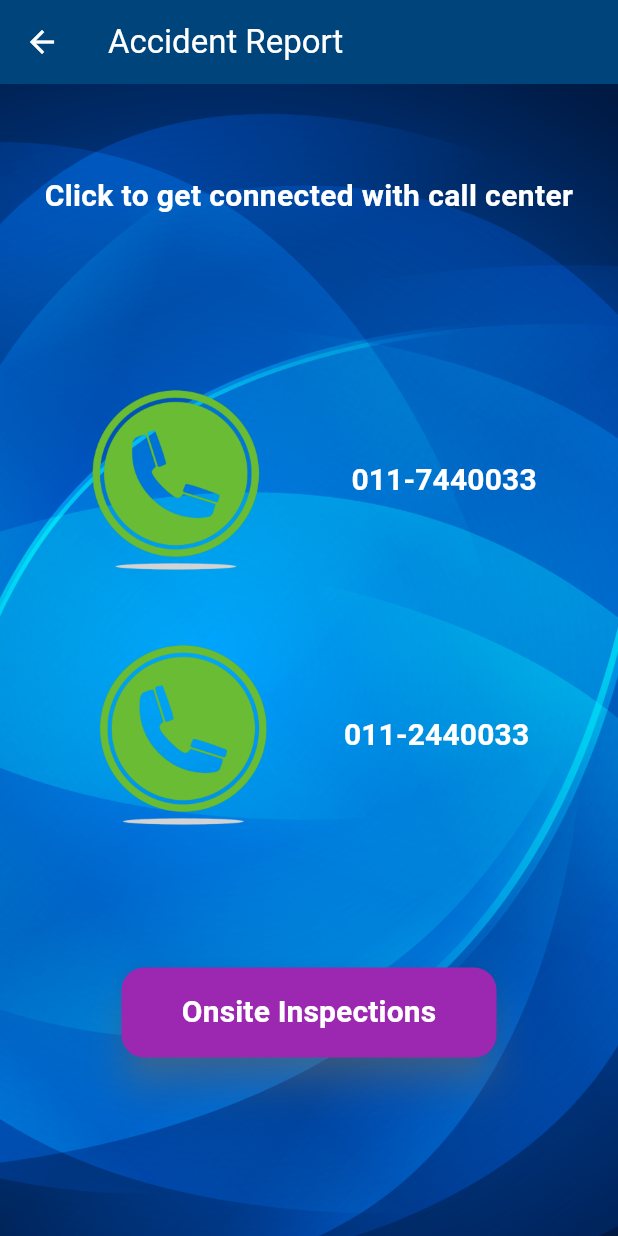
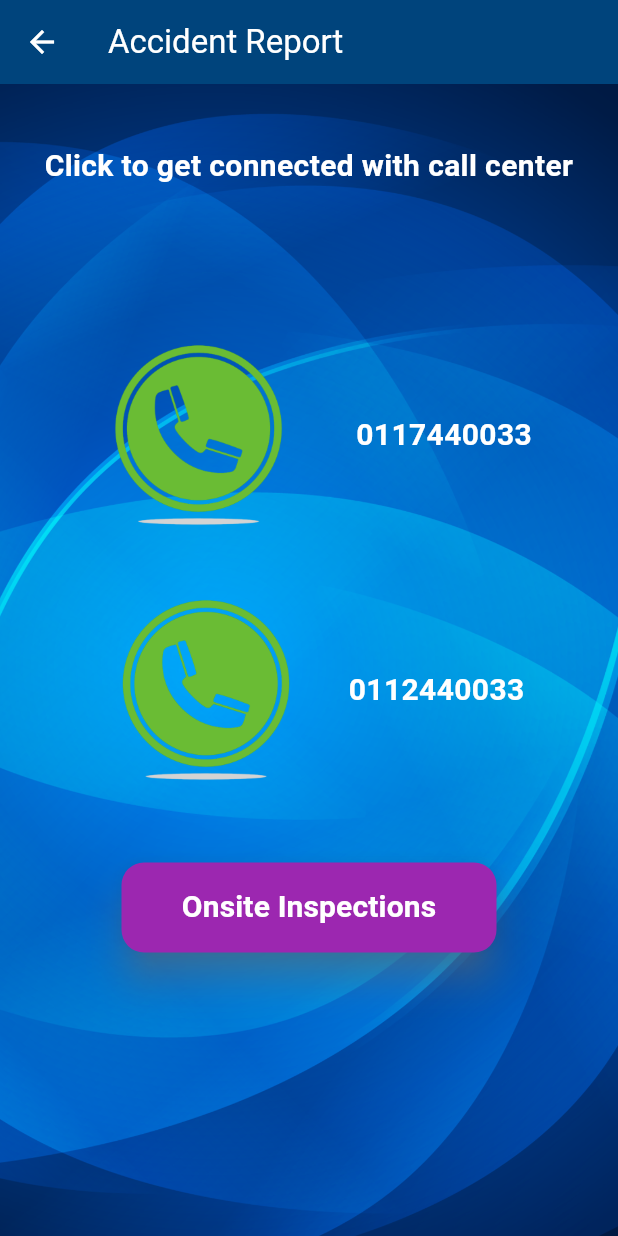
Before and after one commit to Pasindu9910/COOP-insu-new, a Flutter app: the AccidentReport screen opened by its route, on a phone screen of 412 x 824 dp. Run offline on Flutter 3.47's test engine with Material 3 defaults, Android fonts, the phone set to English and light mode, and no system bars; our stand-ins replace google_fonts, image_picker; Roboto replaces fonts that are missing (Georgia).

Commit message:
call done

```diff
--- a/lib/Screens/accidentreport.dart
+++ b/lib/Screens/accidentreport.dart
@@ -36,11 +36,8 @@ class _AccidentReportState extends State<AccidentReport>
 
   Future<void> _makePhoneCall(String phoneNumber) async {
     final Uri phoneUri = Uri(scheme: 'tel', path: phoneNumber);
-    if (await canLaunchUrl(phoneUri)) {
-      await launchUrl(phoneUri);
-    } else {
-      throw 'Could not launch $phoneNumber';
-    }
+
+    launchUrl(phoneUri);
   }
 
   @override
@@ -71,7 +68,8 @@ class _AccidentReportState extends State<AccidentReport>
             Column(
               children: [
                 const Padding(
-                  padding: EdgeInsets.only(top: 60.0, bottom: 20.0),
+                  padding: EdgeInsets.only(
+                      top: 40.0, bottom: 20.0), // Move text 10px below AppBar
                   child: Text(
                     'Click to get connected with call center',
                     style: TextStyle(
@@ -82,14 +80,16 @@ class _AccidentReportState extends State<AccidentReport>
                     textAlign: TextAlign.center,
                   ),
                 ),
-                const SizedBox(height: 80),
+                const SizedBox(
+                    height: 70), // Space between text and phone icons
                 Row(
                   mainAxisAlignment: MainAxisAlignment.center,
                   children: [
                     ScaleTransition(
                       scale: _animation,
                       child: InkWell(
-                        onTap: () => _makePhoneCall('0117440033'),
+                        onTap: () => _makePhoneCall(
+                            '0117440033'), // Call action for the icon
                         child: Image.asset(
                           'assets/callus.png',
                           width: 150,
@@ -97,28 +97,26 @@ class _AccidentReportState extends State<AccidentReport>
                         ),
                       ),
                     ),
-                    const SizedBox(width: 30),
-                    TextButton(
-                      onPressed: () => _makePhoneCall('0117440033'),
-                      child: const Text(
-                        '011-7440033',
+                    const SizedBox(width: 30), // Space between image and text
+                    const Text(
+                      '0117440033', // Only displays the phone number, no tap action
                       style: TextStyle(
                         color: Colors.white,
                         fontSize: 20,
                         fontWeight: FontWeight.bold,
                       ),
                     ),
-                    ),
                   ],
                 ),
-                const SizedBox(height: 20),
+                const SizedBox(height: 20), // Space between the two phone icons
                 Row(
                   mainAxisAlignment: MainAxisAlignment.center,
                   children: [
                     ScaleTransition(
                       scale: _animation,
                       child: InkWell(
-                        onTap: () => _makePhoneCall('0112440033'),
+                        onTap: () => _makePhoneCall(
+                            '0112440033'), // Call action for the icon
                         child: Image.asset(
                           'assets/callus.png',
                           width: 150,
@@ -127,20 +125,17 @@ class _AccidentReportState extends State<AccidentReport>
                       ),
                     ),
                     const SizedBox(width: 20),
-                    TextButton(
-                      onPressed: () => _makePhoneCall('0112440033'),
-                      child: const Text(
-                        '011-2440033',
+                    const Text(
+                      '0112440033', // Only displays the phone number, no tap action
                       style: TextStyle(
                         color: Colors.white,
                         fontSize: 20,
                         fontWeight: FontWeight.bold,
                       ),
                     ),
-                    ),
                   ],
                 ),
-                const SizedBox(height: 80),
+                const SizedBox(height: 40), // More space before the button
                 SizedBox(
                   width: 250,
                   height: 60,
```
Lines whose indentation alone changed are shown as unchanged.
